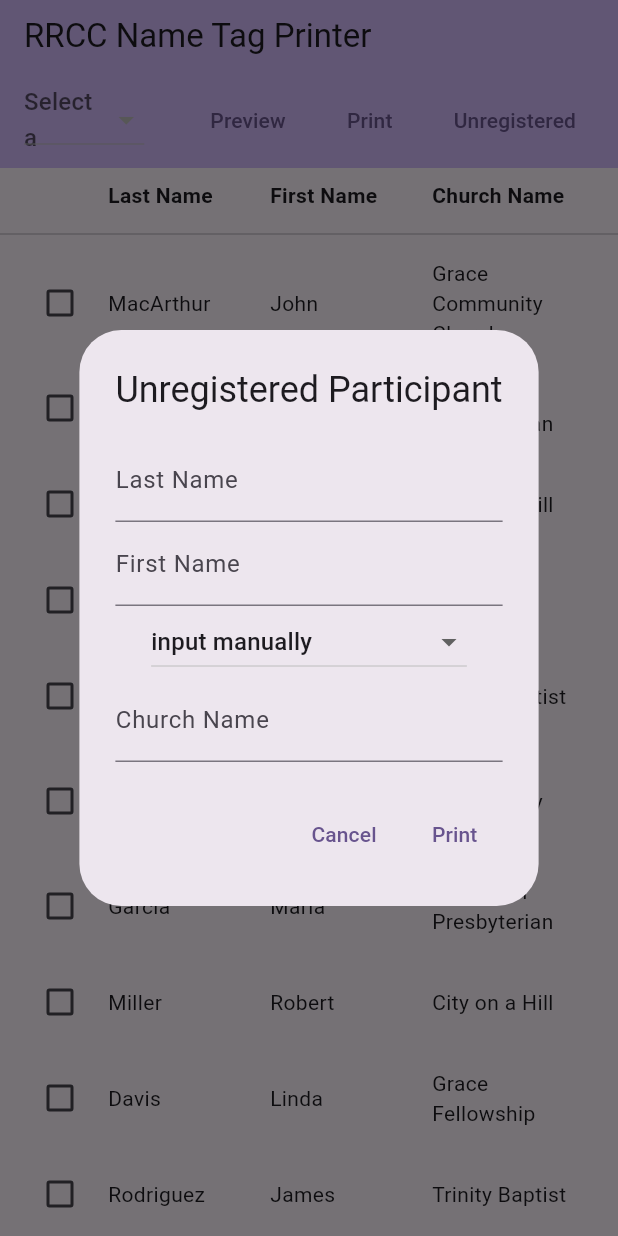
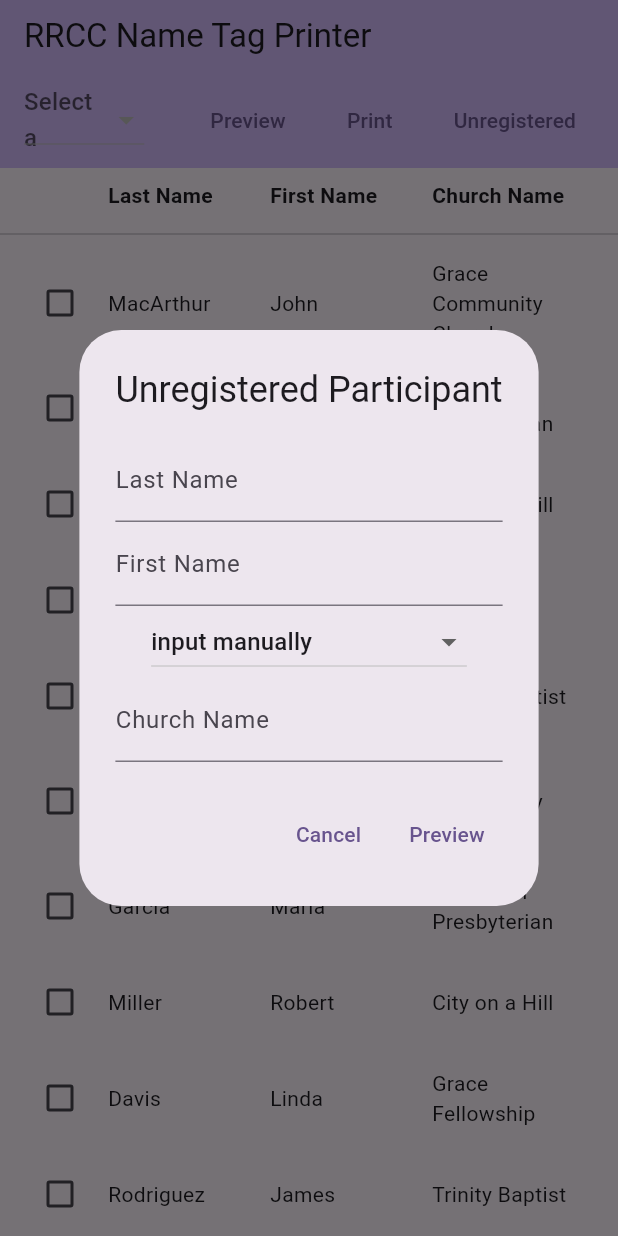
Before and after one commit to dlvisidro/rrcc_tag_printer, a Flutter app: the screen it shows after launch, after a tap on "Unregistered", on a phone screen of 412 x 824 dp. Run offline on Flutter 3.47's test engine with Material 3 defaults, Android fonts, the light colour scheme and no system bars; our stand-ins replace pdf, printing.

Commit message:
rename button to preview

```diff
--- a/lib/src/widgets/unregistered_dialog.dart
+++ b/lib/src/widgets/unregistered_dialog.dart
@@ -79,7 +79,7 @@ class UnregisteredDialogState extends State<UnregisteredDialog> {
           },
         ),
         TextButton(
-          child: const Text('Print'),
+          child: const Text('Preview'),
           onPressed: () async {
             final person = Person(
               lastNameController.text,
```
